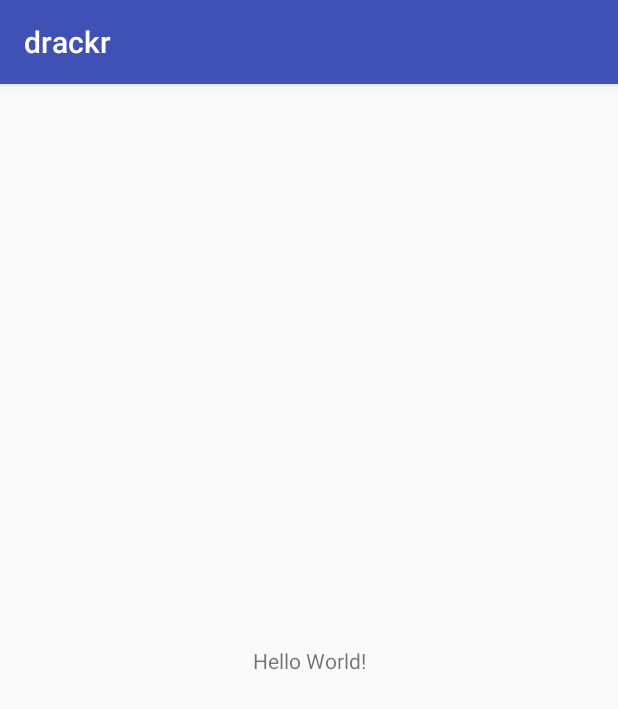
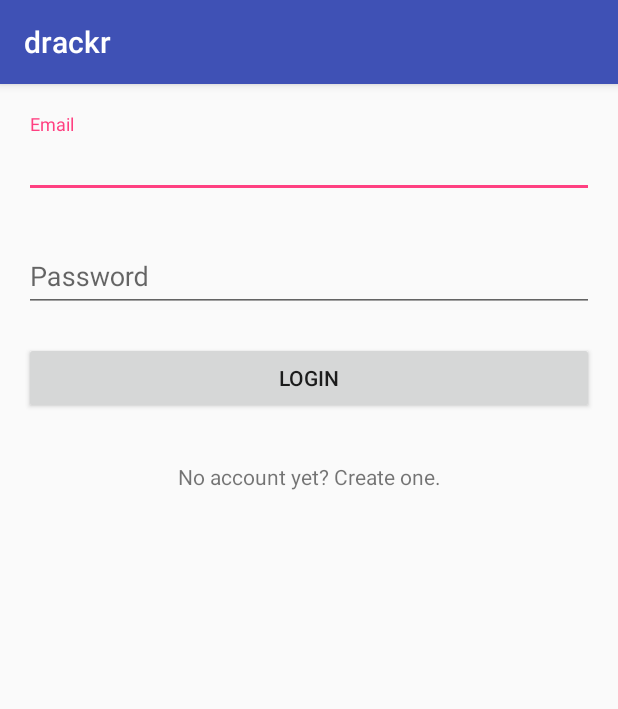
Before and after one commit to JValldejuli/drackr, an Android app: the screen it shows after launch (MainActivity), on a phone screen of 412 x 824 dp. Shown: the top 709 px of the screen. Run offline under Robolectric (Android 15) with nearby library versions, the phone set to English and light mode, and no system bars.

Commit message:
Built login screen UI XML. TO-DO: avoid use of hard-coded strings.

```diff
--- a/app/src/main/res/layout/activity_main.xml
+++ b/app/src/main/res/layout/activity_main.xml
@@ -6,13 +6,78 @@
     android:layout_height="match_parent"
     tools:context=".MainActivity">
 
+    <android.support.design.widget.TextInputLayout
+        android:id="@+id/name_til"
+        android:layout_width="fill_parent"
+        android:layout_height="wrap_content"
+        android:layout_marginBottom="8dp"
+        android:layout_marginEnd="16dp"
+        android:layout_marginStart="16dp"
+        android:layout_marginTop="20dp"
+        app:layout_constraintEnd_toEndOf="parent"
+        app:layout_constraintStart_toStartOf="parent"
+        app:layout_constraintTop_toTopOf="parent">
+        <EditText
+            android:id="@+id/name"
+            android:layout_width="match_parent"
+            android:layout_height="match_parent"
+            android:ems="10"
+            android:inputType="textEmailAddress"
+            android:hint="Email" />
+    </android.support.design.widget.TextInputLayout>
+
+    <android.support.design.widget.TextInputLayout
+        android:id="@+id/password_til"
+        android:layout_width="fill_parent"
+        android:layout_height="wrap_content"
+        android:layout_marginBottom="8dp"
+        android:layout_marginEnd="16dp"
+        android:layout_marginStart="16dp"
+        android:layout_marginTop="20dp"
+        app:layout_constraintEnd_toEndOf="parent"
+        app:layout_constraintStart_toStartOf="parent"
+
+        app:layout_constraintTop_toBottomOf="@+id/name_til">
+
+        <EditText
+            android:id="@+id/editText"
+            android:layout_width="match_parent"
+            android:layout_height="match_parent"
+            android:ems="10"
+            android:inputType="textPassword"
+            android:hint="Password" />
+    </android.support.design.widget.TextInputLayout>
+
+    <Button
+        android:id="@+id/loginButton"
+        android:layout_width="match_parent"
+        android:layout_height="wrap_content"
+        app:layout_constraintEnd_toEndOf="parent"
+        app:layout_constraintStart_toStartOf="parent"
+
+        android:layout_marginBottom="8dp"
+        android:layout_marginEnd="16dp"
+        android:layout_marginStart="16dp"
+        android:layout_marginTop="20dp"
+
+        android:text="LOGIN"
+
+        app:layout_constraintTop_toBottomOf="@+id/password_til" />
+
     <TextView
-        android:layout_width="wrap_content"
+        android:layout_width="match_parent"
         android:layout_height="wrap_content"
-        android:text="Hello World!"
-        app:layout_constraintBottom_toBottomOf="parent"
-        app:layout_constraintLeft_toLeftOf="parent"
-        app:layout_constraintRight_toRightOf="parent"
-        app:layout_constraintTop_toTopOf="parent" />
+        app:layout_constraintEnd_toEndOf="parent"
+        app:layout_constraintStart_toStartOf="parent"
+
+        android:layout_marginBottom="8dp"
+        android:layout_marginEnd="16dp"
+        android:layout_marginStart="16dp"
+        android:layout_marginTop="32dp"
+
+        android:text="No account yet? Create one."
+        android:gravity="center_horizontal"
+
+        app:layout_constraintTop_toBottomOf="@+id/loginButton" />
 
 </android.support.constraint.ConstraintLayout>
```
